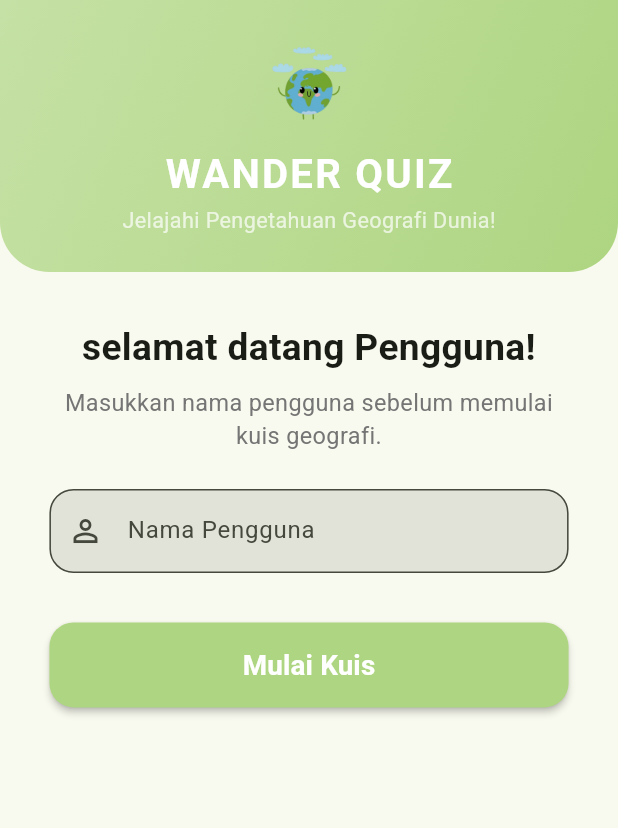
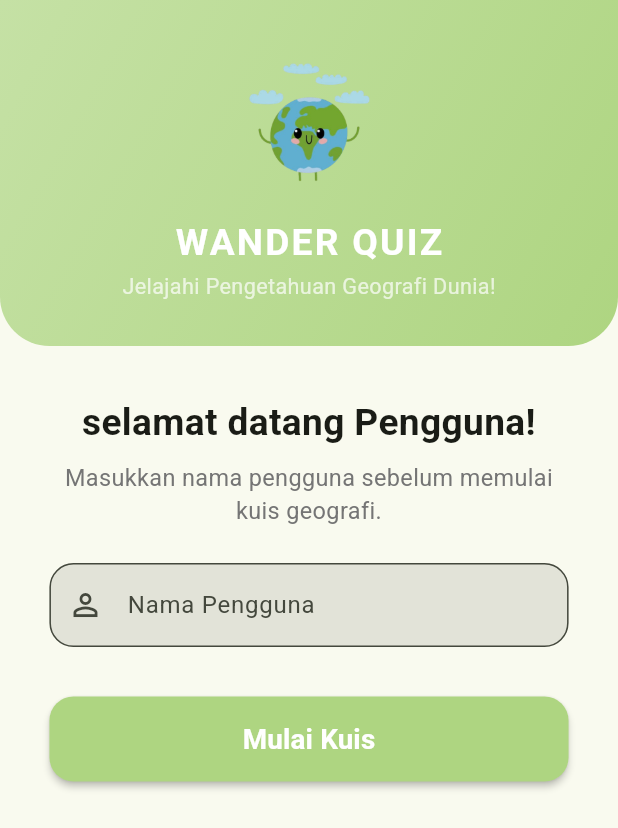
Before and after one commit to FernandoValns/WanderQuiz, a Flutter app: the screen it shows after launch, on a phone screen of 412 x 824 dp. Shown: the top 828 px of the screen. Run offline on Flutter 3.47's test engine with Material 3 defaults, Android fonts, the phone set to English and light mode, and no system bars.

```diff
--- a/lib/main.dart
+++ b/lib/main.dart
@@ -14,6 +14,7 @@ class MyApp extends StatelessWidget {
       debugShowCheckedModeBanner: false,
       title: 'Wander Quiz',
       theme: ThemeData(
+        fontFamily: 'Roboto',
         colorScheme: ColorScheme.fromSeed(seedColor: Colors.lightGreen),
         useMaterial3: true,
       ),
--- a/lib/screens/welcome_page.dart
+++ b/lib/screens/welcome_page.dart
@@ -40,6 +40,7 @@ class _HomeScreenState extends State<HomeScreen> {
       title: 'WANDER QUIZ',
       subtitle: 'Jelajahi Pengetahuan Geografi Dunia!',
       headerImageAsset: 'assets/image/globe_.png',
+      headerHeightFactor: 0.28,
       child: Form(
         key: _formKey,
         child: Column(
--- a/lib/widgets/app_scalfoder.dart
+++ b/lib/widgets/app_scalfoder.dart
@@ -9,7 +9,7 @@ class AppScalfoder extends StatelessWidget {
   final bool showBackButton;
   final bool horizontalHeader;
   final double headerHeightFactor;
-  final IconData headerIcon;
+  final IconData? headerIcon;
   final String? headerImageAsset;
 
   const AppScalfoder({
@@ -20,8 +20,8 @@ class AppScalfoder extends StatelessWidget {
     this.showHeader = true,
     this.showBackButton = false,
     this.horizontalHeader = false,
-    this.headerHeightFactor = 0.22,
-    this.headerIcon = Icons.public,
+    this.headerHeightFactor = 0.26,
+    this.headerIcon,
     this.headerImageAsset,
   });
 
@@ -29,6 +29,18 @@ class AppScalfoder extends StatelessWidget {
   Widget build(BuildContext context) {
     // Centralized MediaQuery responsiveness for the entire app layout
     final size = MediaQuery.of(context).size;
+    final isLandscape = MediaQuery.of(context).orientation == Orientation.landscape;
+
+    final bool hasHeaderIcon = headerImageAsset != null || headerIcon != null;
+
+    double calculatedHeaderHeight;
+    if (horizontalHeader) {
+      calculatedHeaderHeight = isLandscape ? 56.0 : size.height * 0.1;
+    } else if (!hasHeaderIcon) {
+      calculatedHeaderHeight = isLandscape ? 56.0 : size.height * 0.13;
+    } else {
+      calculatedHeaderHeight = isLandscape ? size.height * 0.45 : size.height * headerHeightFactor;
+    }
 
     return Scaffold(
       body: SafeArea(
@@ -38,12 +50,12 @@ class AppScalfoder extends StatelessWidget {
               if (showHeader)
                 Container(
                   width: double.infinity,
-                  height: size.height * (horizontalHeader ? 0.09 : headerHeightFactor),
+                  height: calculatedHeaderHeight,
                   decoration: AppGradients.headerBoxDecoration(size),
                   child: Padding(
                     padding: EdgeInsets.symmetric(
                       horizontal: size.width * 0.06,
-                      vertical: size.height * 0.01,
+                      vertical: isLandscape ? 4.0 : size.height * 0.01,
                     ),
                     child: horizontalHeader
                         ? Align(
@@ -51,7 +63,7 @@ class AppScalfoder extends StatelessWidget {
                             child: Text(
                               title,
                               style: TextStyle(
-                                fontSize: size.width * 0.05,
+                                fontSize: isLandscape ? 20.0 : size.width * 0.05,
                                 fontWeight: FontWeight.bold,
                                 color: Colors.white,
                                 letterSpacing: 1.2,
@@ -61,42 +73,46 @@ class AppScalfoder extends StatelessWidget {
                         : Column(
                             mainAxisAlignment: MainAxisAlignment.center,
                             children: [
-                              if (headerImageAsset != null)
+                              if (headerImageAsset != null) ...[
                                 Image.asset(
                                   headerImageAsset!,
-                                  height: size.width * 0.16, // Made slightly larger as requested
+                                  height: isLandscape ? 60.0 : size.width * 0.26,
                                   fit: BoxFit.contain,
-                                )
-                              else
+                                ),
+                                SizedBox(height: isLandscape ? 4.0 : size.height * 0.01),
+                              ] else if (headerIcon != null) ...[
                                 Icon(
                                   headerIcon,
-                                  size: size.width * 0.16,
+                                  size: isLandscape ? 60.0 : size.width * 0.26,
                                   color: Colors.white,
                                 ),
-                              SizedBox(height: size.height * 0.01),
+                                SizedBox(height: isLandscape ? 4.0 : size.height * 0.01),
+                              ],
                               Text(
                                 title,
                                 style: TextStyle(
-                                  fontSize: size.width * 0.065,
+                                  fontSize: isLandscape ? 22.0 : size.width * 0.06,
                                   fontWeight: FontWeight.bold,
                                   color: Colors.white,
                                   letterSpacing: 1.5,
                                 ),
                               ),
+                              if (subtitle.isNotEmpty) ...[
                                 const SizedBox(height: 2),
                                 Text(
                                   subtitle,
                                   style: TextStyle(
-                                  fontSize: size.width * 0.035,
+                                    fontSize: isLandscape ? 12.0 : size.width * 0.035,
                                     color: Colors.white70,
                                   ),
                                 ),
+                              ],
                             ],
                           ),
                   ),
                 ),
               Padding(
-                padding: EdgeInsets.all(size.width * 0.08),
+                padding: EdgeInsets.all(isLandscape ? 16.0 : size.width * 0.08),
                 child: child,
               ),
             ],
```
Also changed, not shown: lib/screens/question_screen.dart (+23 -16 lines), lib/screens/result_screen.dart (+12 -12 lines), lib/widgets/option_card.dart (+6 -5 lines), lib/widgets/question_widget.dart (+7 -8 lines), lib/widgets/result_item_card.dart (+18 -19 lines). Lines whose indentation alone changed are shown as unchanged.
